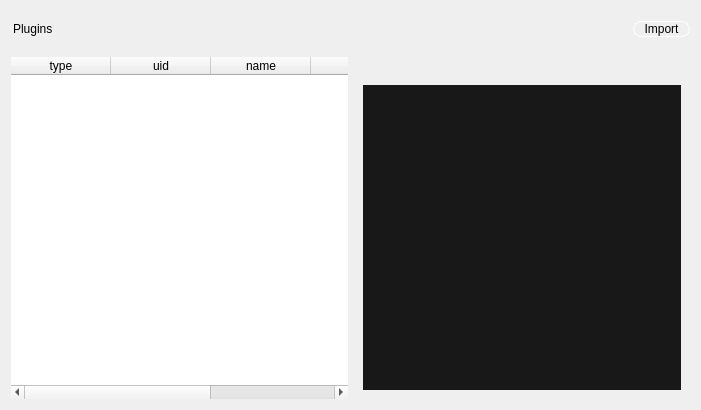
Qt form src/gui/forms/pluginspage.ui (evoplex/evoplex) before a commit.
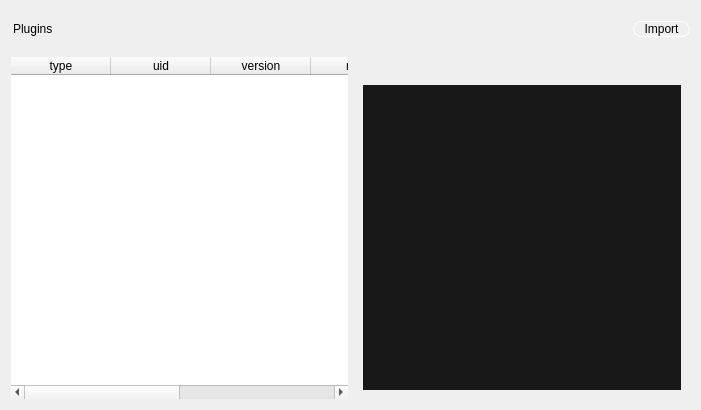
The same form after that commit.

Diff of the .ui file:
```diff
--- a/src/gui/forms/pluginspage.ui
+++ b/src/gui/forms/pluginspage.ui
@@ -113,6 +113,11 @@
          <string>uid</string>
         </property>
        </column>
+       <column>
+        <property name="text">
+         <string>version</string>
+        </property>
+       </column>
        <column>
         <property name="text">
          <string>name</string>
```
